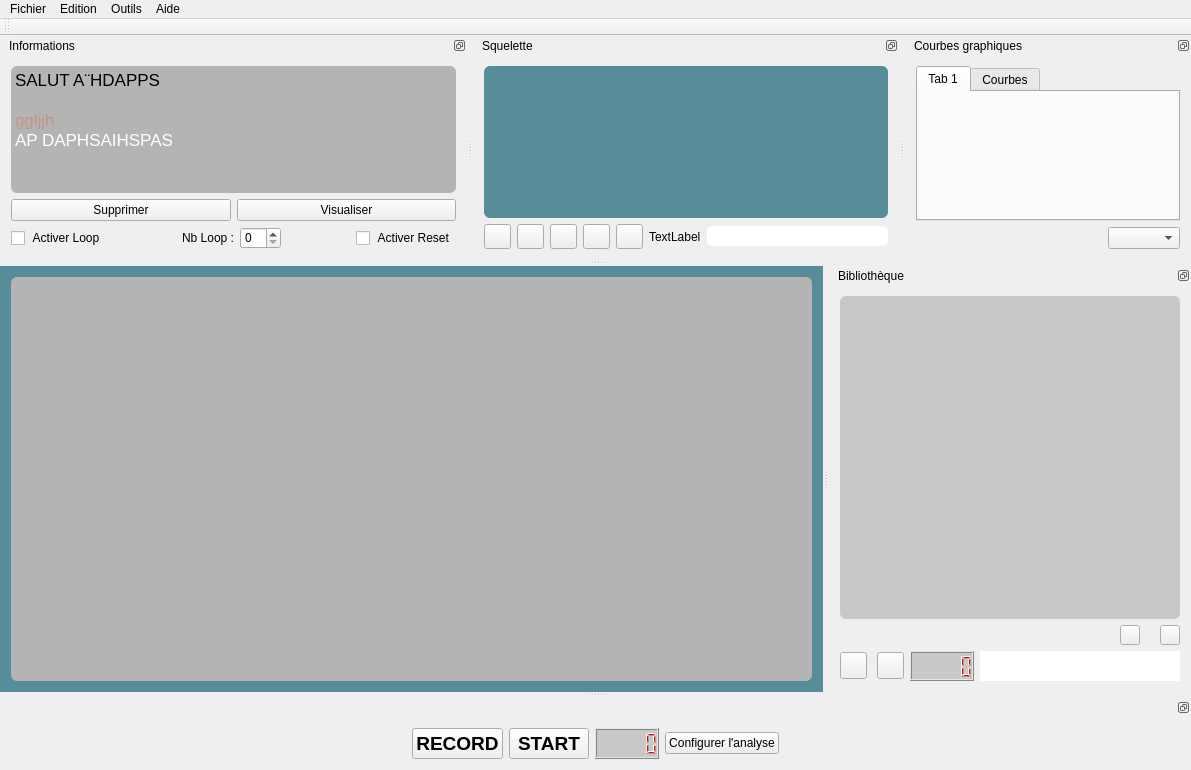
Before: the Qt Designer form mainwindow.ui in nicoctopus/octopus, drawn with Qt 5.
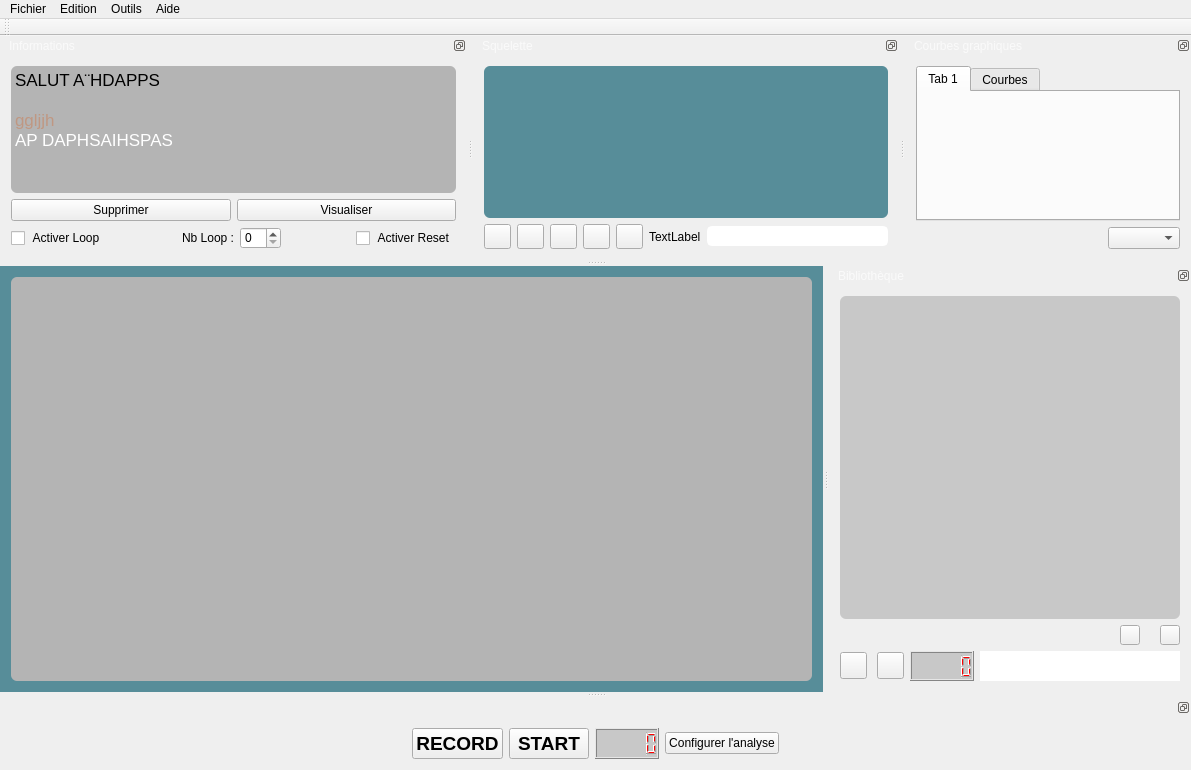
After: the same form once the commit is applied. Icons and pictures are not drawn. Custom widgets are drawn as their Qt base class.

Commit message: Nettoyer BlackBoard et fenêtre dialogue pour confirmation

```diff
--- a/mainwindow.ui
+++ b/mainwindow.ui
@@ -26,7 +26,7 @@
 
 background-color: rgb(66,66,72);
 
-/*color: rgb(250,250,250);*/
+color: rgb(250,250,250);
 
 }
 QDockWidget::title {
```
The commit also changes 5 other files.
